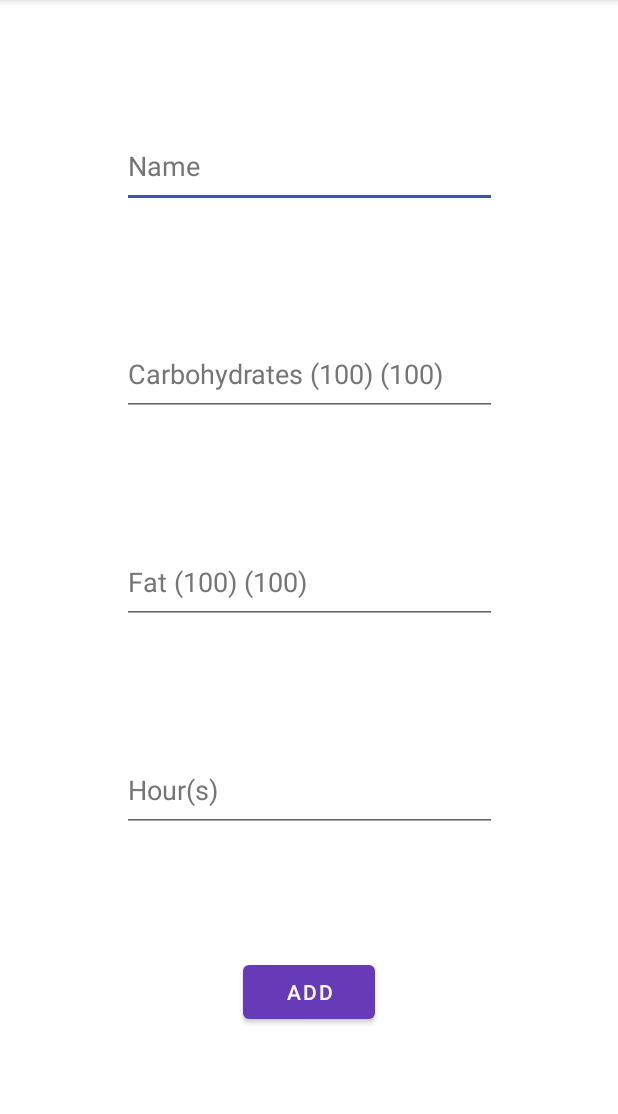
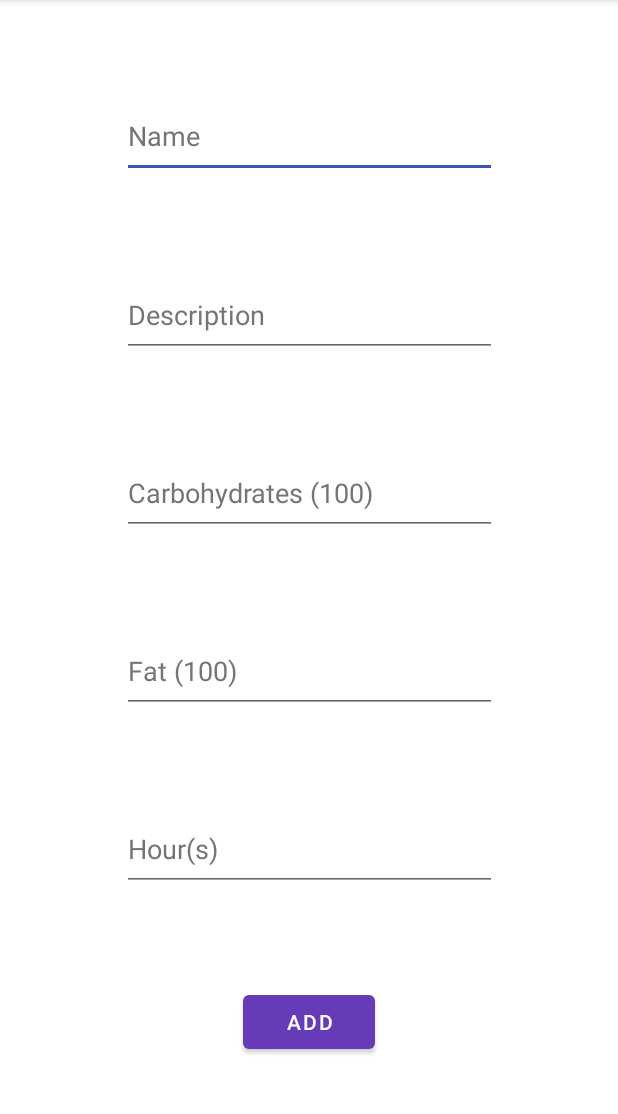
Before and after one commit to Raftys/DiabCalc, an Android app: the screen it shows after launch (AddActivity), after a tap on "ADD", on a phone screen of 412 x 824 dp, the part 84-1198 px from its top. Run offline under Robolectric (Android 15) with nearby library versions, the phone set to English and light mode, and no system bars.

Commit message:
issue Greek fix 2

```diff
--- a/app/src/main/java/com/example/diabcalc/AddActivity.java
+++ b/app/src/main/java/com/example/diabcalc/AddActivity.java
@@ -49,7 +49,9 @@
                             name.getText().toString().trim().substring(0, 1).toUpperCase() + name.getText().toString().trim().substring(1),
                             Double.parseDouble(carbohydrates.getText().toString()),
                             Double.parseDouble(fat.getText().toString()),
-                            Double.parseDouble(hour.getText().toString())));
+                            Double.parseDouble(hour.getText().toString()),
+                            100,
+                            1));
                     Toast.makeText(AddActivity.this, getResources().getString(R.string.foodAdded), Toast.LENGTH_SHORT).show();
                 }
             } else {
--- a/app/src/main/java/com/example/diabcalc/Food.java
+++ b/app/src/main/java/com/example/diabcalc/Food.java
@@ -14,23 +14,17 @@
     private double fat;
     private final double hour;
     private double grammar;
+    private final int edit;
 
-    public Food(int id, String name, double car, double fat, double hour) {
-        this.id = id;
-        this.name = name;
-        this.car = car;
-        this.fat = fat;
-        this.hour = hour;
-        this.grammar = 100;
-    }
 
-    public Food(int id, String name, double car, double fat, double hour, double grammar) {
+    public Food(int id, String name, double car, double fat, double hour, double grammar, int edit) {
         this.id = id;
         this.name = name;
         this.car = car;
         this.fat = fat;
         this.hour = hour;
         this.grammar = grammar;
+        this.edit = edit;
     }
 
     public void calculate() {
@@ -45,6 +39,7 @@
         fat = in.readDouble();
         grammar = in.readDouble();
         hour = in.readDouble();
+        edit = in.readInt();
     }
 
     public static final Creator<Food> CREATOR = new Creator<Food>() {
@@ -83,6 +78,10 @@
         return this.grammar;
     }
 
+    public int getFoodEdit() {
+        return this.edit;
+    }
+
     public void setFoodGrammar(double grammar) {
         this.grammar = grammar;
     }
@@ -100,5 +99,6 @@
         parcel.writeDouble(fat);
         parcel.writeDouble(grammar);
         parcel.writeDouble(hour);
+        parcel.writeInt(edit);
     }
 }
--- a/app/src/main/java/com/example/diabcalc/MainActivity.java
+++ b/app/src/main/java/com/example/diabcalc/MainActivity.java
@@ -46,9 +46,8 @@
         foods = getIntent().getParcelableArrayListExtra("foods");
 
         ArrayList<String> arrayList = new ArrayList<>();
-        for (Food food : foods) {
+        for (Food food : foods)
             arrayList.add(food.getFoodName());
-        }
 
         adapter = new ArrayAdapter<>(
                 MainActivity.this,
--- a/app/src/main/java/com/example/diabcalc/sqlHandler.java
+++ b/app/src/main/java/com/example/diabcalc/sqlHandler.java
@@ -20,7 +20,6 @@
     private static int DATABASE_VERSION = 1;
     private static final String DATABASE_NAME = "data.db";
     public static final String TABLE_FOOD = "Food";
-    public static final String TABLE_MENU = "Menu";
     public static final String TABLE_FOODS = "Foods";
     public static final String COLUMN_ID = "id";
     public static final String COLUMN_MENU_NAME = "Menu_name";
@@ -29,6 +28,9 @@
     public static final String COLUMN_FAT = "fat";
     public static final String COLUMN_HOUR = "hour";
     public static final String COLUMN_GRAMMAR = "grammar";
+    /*0 = Default
+     * 1 = Edited*/
+    public static final String COLUMN_EDITED = "edit";
     private final Context context;
 
     public sqlHandler(@Nullable Context context, @Nullable SQLiteDatabase.CursorFactory factory, int version) {
@@ -46,13 +48,8 @@
                 COLUMN_CAR + " DECIMAL," +
                 COLUMN_FAT + " DECIMAL," +
                 COLUMN_HOUR + " DECIMAL," +
-                COLUMN_GRAMMAR + " DECIMAL" + ")";
-
-        String CREATE_MENU_TABLE = "CREATE TABLE " +
-                TABLE_MENU + "(" +
-                COLUMN_ID +" INTEGER NOT NULL ," +
-                COLUMN_NAME + " TEXT," +
-                "PRIMARY KEY(id))";
+                COLUMN_GRAMMAR + " DECIMAL, "  +
+                COLUMN_EDITED + " INTEGER" + ")";
 
         String CREATE_FOODS_TABLE = "CREATE TABLE " +
                 TABLE_FOODS  + "(" +
@@ -62,10 +59,10 @@
                 COLUMN_FAT + " DECIMAL," +
                 COLUMN_HOUR + " DECIMAL," +
                 COLUMN_GRAMMAR + " DECIMAL," +
-                COLUMN_MENU_NAME + " TEXT" + ")";
+                COLUMN_EDITED + " INTEGER," +
+                COLUMN_MENU_NAME + " TEXT" +")";
 
         db.execSQL(CREATE_FOOD_TABLE);
-        db.execSQL(CREATE_MENU_TABLE);
         db.execSQL(CREATE_FOODS_TABLE);
     }
 
@@ -83,6 +80,7 @@
         values.put(COLUMN_FAT, food.getFoodFat());
         values.put(COLUMN_HOUR, food.getFoodHour());
         values.put(COLUMN_GRAMMAR, food.getFoodGrammar());
+        values.put(COLUMN_EDITED,food.getFoodEdit());
         SQLiteDatabase db = this.getWritableDatabase();
         db.insert(TABLE_FOOD, null, values);
         db.close();
@@ -96,6 +94,7 @@
         values.put(COLUMN_FAT, food.getFoodFat());
         values.put(COLUMN_HOUR, food.getFoodHour());
         values.put(COLUMN_GRAMMAR, food.getFoodGrammar());
+        values.put(COLUMN_EDITED,food.getFoodEdit());
         values.put(COLUMN_MENU_NAME,menu_name);
         SQLiteDatabase db = this.getWritableDatabase();
         db.insert("Foods", null, values);
@@ -103,16 +102,8 @@
     }
 
     public void addMenu(String name, @NonNull ArrayList<Food> foods) {
-        ContentValues values = new ContentValues();
-        int pos = getSize("Menu");
-        values.put("id",pos);
-        values.put("name",name);
-        SQLiteDatabase db = this.getWritableDatabase();
-        db.insert("Menu",null,values);
-        for(Food f : foods){
+        for(Food f : foods)
             addFood(f,name);
-        }
-        db.close();
     }
 
     public Food findFood(String name) {
@@ -126,7 +117,9 @@
                     cursor.getString(1),
                     Double.parseDouble(cursor.getString(2)),
                     Double.parseDouble(cursor.getString(3)),
-                    Double.parseDouble(cursor.getString(4)));
+                    Double.parseDouble(cursor.getString(4)),
+                    Double.parseDouble(cursor.getString(5)),
+                    Integer.parseInt(cursor.getString(6)));
         return null;
     }
 
@@ -162,7 +155,9 @@
                     cursor.getString(1),
                     Double.parseDouble(cursor.getString(2)),
                     Double.parseDouble(cursor.getString(3)),
-                    Double.parseDouble(cursor.getString(4))));
+                    Double.parseDouble(cursor.getString(4)),
+                    Double.parseDouble(cursor.getString(5)),
+                    Integer.parseInt(cursor.getString(6))));
             cursor.moveToNext();
             size--;
         }
@@ -182,13 +177,14 @@
         try {
             String menu = cursor.getString(6);
             while (size >= 0) {
-                if (menu.equals(cursor.getString(6))) {
+                if (menu.equals(cursor.getString(7))) {
                     arrayList.add(new Food(Integer.parseInt(cursor.getString(0)),
                             cursor.getString(1),
                             Double.parseDouble(cursor.getString(2)),
                             Double.parseDouble(cursor.getString(3)),
                             Double.parseDouble(cursor.getString(4)),
-                            Double.parseDouble(cursor.getString(5))));
+                            Double.parseDouble(cursor.getString(5)),
+                            Integer.parseInt(cursor.getString(6))));
                     cursor.moveToNext();
                     size--;
                 } else {
@@ -198,6 +194,7 @@
                 }
             }
             temp.put(menu, arrayList);
+            System.out.println(menu);
             cursor.close();
         } catch (Exception ignored) {}
         return temp ;
@@ -223,7 +220,7 @@
             int k = 0;
             while (insertReader.ready()) {
                 String[] line = insertReader.readLine().split("/");
-                addFood(new Food(k, line[0], Double.parseDouble(line[1]), Double.parseDouble(line[2]), Double.parseDouble(line[3])));
+                addFood(new Food(k, line[0], Double.parseDouble(line[1]), Double.parseDouble(line[2]), Double.parseDouble(line[3]), 100,0));
                 k++;
             }
         } catch (IOException e) {
@@ -249,7 +246,7 @@
                     }
                     else {
                         String[] line = temp.split("/");
-                        foods.add(new Food(Integer.parseInt(line[0]), line[1], Double.parseDouble(line[2]), Double.parseDouble(line[3]), Double.parseDouble(line[4]), Double.parseDouble(line[5])));
+                        foods.add(new Food(Integer.parseInt(line[0]), line[1], Double.parseDouble(line[2]), Double.parseDouble(line[3]), Double.parseDouble(line[4]), Double.parseDouble(line[5]),0));
                     }
                 }
                 if(pos==2) {
--- a/app/src/main/res/layout-land/activity_add.xml
+++ b/app/src/main/res/layout-land/activity_add.xml
@@ -10,12 +10,12 @@
         android:id="@+id/name"
         android:layout_width="190dp"
         android:layout_height="56dp"
-        android:layout_marginStart="96dp"
-        android:layout_marginTop="64dp"
+        android:layout_marginStart="92dp"
         android:hint="@string/name"
         android:importantForAutofill="no"
         android:inputType="text"
         android:textColorHint="#757575"
+        app:layout_constraintBottom_toTopOf="@+id/description"
         app:layout_constraintStart_toStartOf="parent"
         app:layout_constraintTop_toTopOf="parent" />
 
@@ -23,11 +23,14 @@
         android:id="@+id/carbohydrates"
         android:layout_width="190dp"
         android:layout_height="55dp"
-        android:layout_marginTop="64dp"
+        android:layout_marginTop="32dp"
         android:layout_marginEnd="96dp"
+        android:layout_marginBottom="32dp"
+        android:hint="@string/carbohydrates"
         android:importantForAutofill="no"
         android:inputType="numberDecimal"
         android:textColorHint="#757575"
+        app:layout_constraintBottom_toTopOf="@+id/fat"
         app:layout_constraintEnd_toEndOf="parent"
         app:layout_constraintTop_toTopOf="parent" />
 
@@ -35,32 +38,50 @@
         android:id="@+id/fat"
         android:layout_width="190dp"
         android:layout_height="56dp"
-        android:layout_marginStart="96dp"
-        android:layout_marginBottom="120dp"
+        android:layout_marginTop="32dp"
+        android:layout_marginEnd="96dp"
+        android:hint="@string/fat"
         android:importantForAutofill="no"
         android:inputType="numberDecimal"
         android:textColorHint="#757575"
-        app:layout_constraintBottom_toBottomOf="parent"
-        app:layout_constraintStart_toStartOf="parent" />
+        app:layout_constraintBottom_toTopOf="@+id/hour"
+        app:layout_constraintEnd_toEndOf="parent"
+        app:layout_constraintTop_toTopOf="parent" />
 
     <EditText
         android:id="@+id/hour"
         android:layout_width="190dp"
         android:layout_height="56dp"
+        android:layout_marginTop="120dp"
         android:layout_marginEnd="96dp"
-        android:layout_marginBottom="120dp"
         android:hint="@string/hour"
         android:importantForAutofill="no"
         android:inputType="numberDecimal"
         android:textColorHint="#757575"
         app:layout_constraintBottom_toBottomOf="parent"
-        app:layout_constraintEnd_toEndOf="parent" />
+        app:layout_constraintEnd_toEndOf="parent"
+        app:layout_constraintTop_toTopOf="parent" />
+
+    <EditText
+        android:id="@+id/description"
+        android:layout_width="190dp"
+        android:layout_height="56dp"
+        android:layout_marginStart="92dp"
+        android:layout_marginTop="120dp"
+        android:layout_marginBottom="32dp"
+        android:hint="@string/description"
+        android:importantForAutofill="no"
+        android:inputType="numberDecimal"
+        android:textColorHint="#757575"
+        app:layout_constraintBottom_toBottomOf="parent"
+        app:layout_constraintStart_toStartOf="parent"
+        app:layout_constraintTop_toTopOf="parent" />
 
     <Button
         android:id="@+id/addFoodToDB"
         android:layout_width="wrap_content"
         android:layout_height="wrap_content"
-        android:layout_marginBottom="32dp"
+        android:layout_marginBottom="8dp"
         android:text="@string/add"
         android:textColor="#FFFFFF"
         app:layout_constraintBottom_toBottomOf="parent"
--- a/app/src/main/res/layout/activity_add.xml
+++ b/app/src/main/res/layout/activity_add.xml
@@ -14,10 +14,23 @@
         android:importantForAutofill="no"
         android:inputType="text"
         android:textColorHint="#757575"
+        app:layout_constraintBottom_toTopOf="@+id/description"
+        app:layout_constraintEnd_toEndOf="parent"
+        app:layout_constraintStart_toStartOf="parent"
+        app:layout_constraintTop_toTopOf="parent" />
+
+    <EditText
+        android:id="@+id/description"
+        android:layout_width="250dp"
+        android:layout_height="56dp"
+        android:hint="@string/description"
+        android:importantForAutofill="no"
+        android:inputType="text"
+        android:textColorHint="#757575"
         app:layout_constraintBottom_toTopOf="@+id/carbohydrates"
         app:layout_constraintEnd_toEndOf="parent"
         app:layout_constraintStart_toStartOf="parent"
-        app:layout_constraintTop_toTopOf="parent" />
+        app:layout_constraintTop_toBottomOf="@+id/name" />
 
     <EditText
         android:id="@+id/carbohydrates"
@@ -29,7 +42,7 @@
         app:layout_constraintBottom_toTopOf="@+id/fat"
         app:layout_constraintEnd_toEndOf="parent"
         app:layout_constraintStart_toStartOf="parent"
-        app:layout_constraintTop_toBottomOf="@+id/name" />
+        app:layout_constraintTop_toBottomOf="@+id/description" />
 
     <EditText
         android:id="@+id/fat"
@@ -56,6 +69,7 @@
         app:layout_constraintStart_toStartOf="parent"
         app:layout_constraintTop_toBottomOf="@+id/fat" />
 
+
     <Button
         android:id="@+id/addFoodToDB"
         android:layout_width="wrap_content"
--- a/app/src/main/res/values/strings.xml
+++ b/app/src/main/res/values/strings.xml
@@ -1,8 +1,8 @@
 <resources>
     <string name="app_name">DiabCalc</string>
     <string name="name">Name</string>
-    <string name="carbohydrates">Carbohydrates (100)</string>
-    <string name="fat">Fat (100)</string>
+    <string name="carbohydrates">Carbohydrates</string>
+    <string name="fat">Fat</string>
     <string name="hour">Hour(s)</string>
     <string name="add">Add</string>
     <string name="back">Back</string>
@@ -40,7 +40,6 @@
     <string name="cancel">Cancel</string>
     <string name="menuAlreadyExists">Menu Name Already Exists</string>
     <string name="menuAdded">Menu Added To Favorites</string>
-
-
+    <string name="description">Description</string>
 
 </resources>
```
Also changed, not shown: 2 other files.
